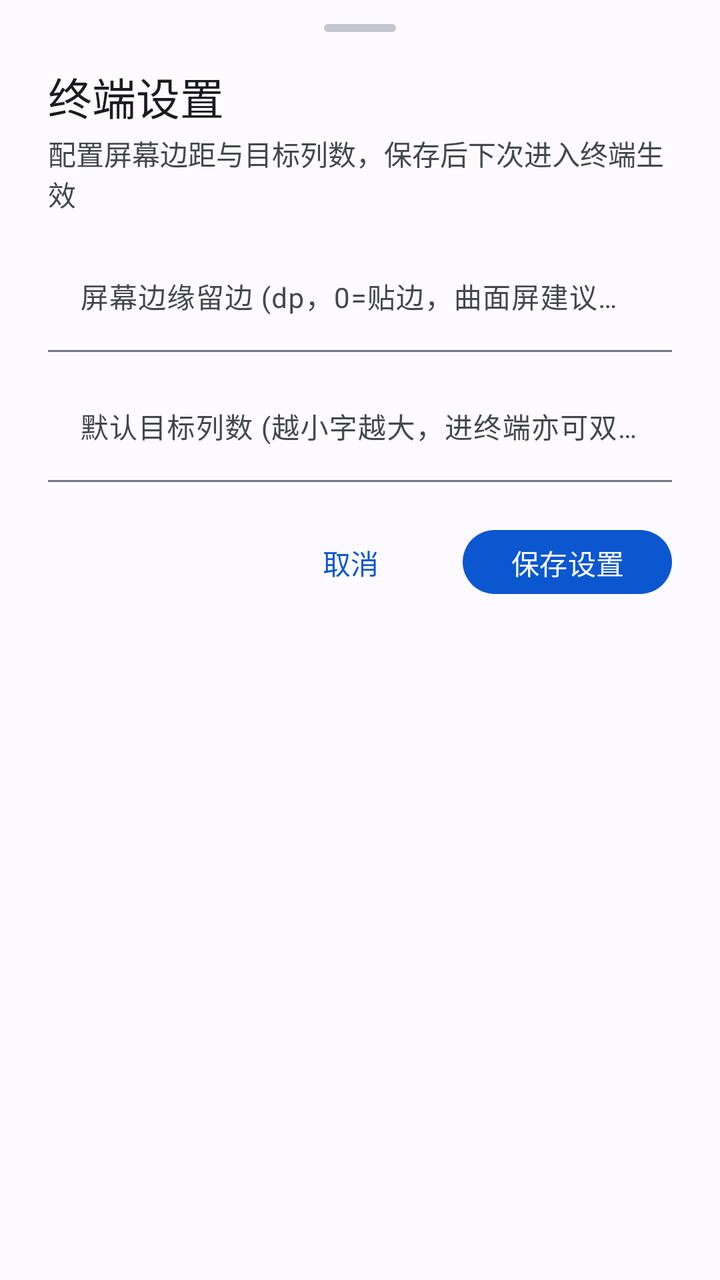
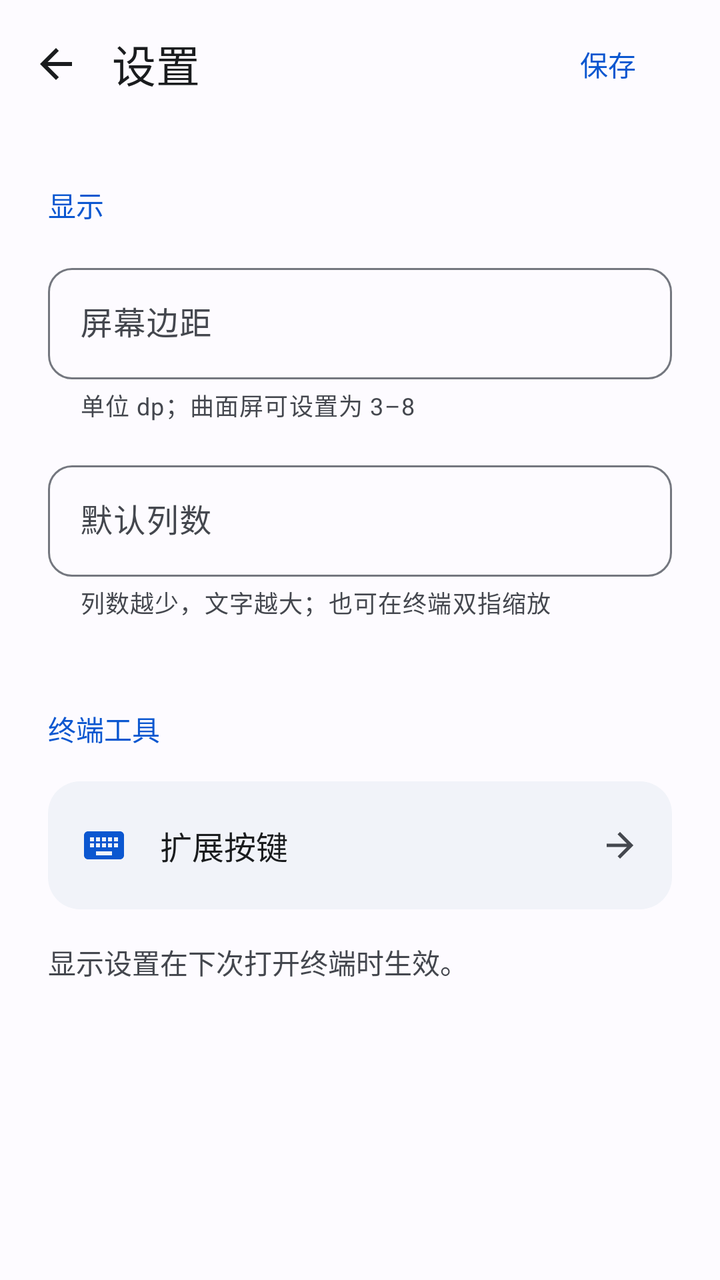

Before-and-after screenshots of an Android layout around one commit, followed by the original layout XML and the change that was made.
<!-- AndroidManifest.xml: application theme AppTheme -->
<!-- res/layout/dialog_settings.xml -->
<?xml version="1.0" encoding="utf-8"?>
<LinearLayout
    xmlns:android="http://schemas.android.com/apk/res/android"
    xmlns:app="http://schemas.android.com/apk/res-auto"
    android:layout_width="match_parent"
    android:layout_height="wrap_content"
    android:orientation="vertical"
    android:paddingStart="24dp"
    android:paddingTop="12dp"
    android:paddingEnd="24dp"
    android:paddingBottom="24dp">

    
    <View
        android:layout_width="36dp"
        android:layout_height="4dp"
        android:layout_gravity="center_horizontal"
        android:layout_marginBottom="16dp"
        android:background="@drawable/bg_drag_handle" />

    <TextView
        android:layout_width="match_parent"
        android:layout_height="wrap_content"
        android:text="终端设置"
        android:textColor="?attr/colorOnSurface"
        android:textSize="22sp"
        android:fontFamily="sans-serif-medium" />

    <TextView
        android:layout_width="match_parent"
        android:layout_height="wrap_content"
        android:layout_marginTop="2dp"
        android:layout_marginBottom="16dp"
        android:text="配置屏幕边距与目标列数，保存后下次进入终端生效"
        android:textColor="?attr/colorOnSurfaceVariant"
        android:textSize="14sp" />

    
    <com.google.android.material.textfield.TextInputLayout
        android:layout_width="match_parent"
        android:layout_height="wrap_content"
        android:layout_marginBottom="12dp"
        android:hint="屏幕边缘留边 (dp，0=贴边，曲面屏建议 3~8)"
        app:boxBackgroundMode="filled">

        <com.google.android.material.textfield.TextInputEditText
            android:id="@+id/et_settings_inset"
            android:layout_width="match_parent"
            android:layout_height="wrap_content"
            android:inputType="number"
            android:textColor="?attr/colorOnSurface"
            android:textSize="14sp" />
    </com.google.android.material.textfield.TextInputLayout>

    
    <com.google.android.material.textfield.TextInputLayout
        android:layout_width="match_parent"
        android:layout_height="wrap_content"
        android:hint="默认目标列数 (越小字越大，进终端亦可双指捏合缩放)"
        app:boxBackgroundMode="filled">

        <com.google.android.material.textfield.TextInputEditText
            android:id="@+id/et_settings_cols"
            android:layout_width="match_parent"
            android:layout_height="wrap_content"
            android:inputType="number"
            android:textColor="?attr/colorOnSurface"
            android:textSize="14sp" />
    </com.google.android.material.textfield.TextInputLayout>

    
    <LinearLayout
        android:layout_width="match_parent"
        android:layout_height="wrap_content"
        android:layout_marginTop="20dp"
        android:gravity="end"
        android:orientation="horizontal">

        <com.google.android.material.button.MaterialButton
            android:id="@+id/btn_cancel_settings"
            style="@style/Widget.Material3.Button.TextButton"
            android:layout_width="wrap_content"
            android:layout_height="40dp"
            android:text="取消" />

        <com.google.android.material.button.MaterialButton
            android:id="@+id/btn_save_settings"
            style="@style/Widget.Material3.Button"
            android:layout_width="wrap_content"
            android:layout_height="40dp"
            android:layout_marginStart="12dp"
            android:text="保存设置" />
    </LinearLayout>

</LinearLayout>
<!-- resources referenced by this layout -->
<resources>
  <!-- drawable bg_drag_handle (drawable) -->
  <?xml version="1.0" encoding="utf-8"?>
  <shape xmlns:android="http://schemas.android.com/apk/res/android"
      android:shape="rectangle">
      <corners android:radius="3dp" />
      <solid android:color="?attr/colorOutlineVariant" />
      <size android:width="36dp" android:height="4dp" />
  </shape>
  <style name="AppTheme" parent="Theme.Material3.DayNight.NoActionBar">
          <item name="colorPrimary">@color/md_theme_primary</item>
          <item name="colorOnPrimary">@color/md_theme_onPrimary</item>
          <item name="colorPrimaryContainer">@color/md_theme_primaryContainer</item>
          <item name="colorOnPrimaryContainer">@color/md_theme_onPrimaryContainer</item>
  
          <item name="colorSecondary">@color/md_theme_secondary</item>
          <item name="colorOnSecondary">@color/md_theme_onSecondary</item>
          <item name="colorSecondaryContainer">@color/md_theme_secondaryContainer</item>
          <item name="colorOnSecondaryContainer">@color/md_theme_onSecondaryContainer</item>
  
          <item name="colorTertiary">@color/md_theme_tertiary</item>
          <item name="colorOnTertiary">@color/md_theme_onTertiary</item>
          <item name="colorTertiaryContainer">@color/md_theme_tertiaryContainer</item>
          <item name="colorOnTertiaryContainer">@color/md_theme_onTertiaryContainer</item>
  
          <item name="colorError">@color/md_theme_error</item>
          <item name="colorOnError">@color/md_theme_onError</item>
          <item name="colorErrorContainer">@color/md_theme_errorContainer</item>
          <item name="colorOnErrorContainer">@color/md_theme_onErrorContainer</item>
  
          <item name="colorSurface">@color/md_theme_surface</item>
          <item name="colorOnSurface">@color/md_theme_onSurface</item>
          <item name="colorSurfaceVariant">@color/md_theme_surfaceVariant</item>
          <item name="colorOnSurfaceVariant">@color/md_theme_onSurfaceVariant</item>
          <item name="colorSurfaceContainerLowest">@color/md_theme_surfaceContainerLowest</item>
          <item name="colorSurfaceContainerLow">@color/md_theme_surfaceContainerLow</item>
          <item name="colorSurfaceContainer">@color/md_theme_surfaceContainer</item>
          <item name="colorSurfaceContainerHigh">@color/md_theme_surfaceContainerHigh</item>
          <item name="colorSurfaceContainerHighest">@color/md_theme_surfaceContainerHighest</item>
          <item name="colorOnBackground">@color/md_theme_onBackground</item>
          <item name="colorOutline">@color/md_theme_outline</item>
          <item name="colorOutlineVariant">@color/md_theme_outlineVariant</item>
  
          <item name="android:windowBackground">@color/md_theme_surface</item>
          <item name="android:statusBarColor">@android:color/transparent</item>
          <item name="android:navigationBarColor">@android:color/transparent</item>
  
          <item name="bottomSheetDialogTheme">@style/PixelBottomSheetDialogTheme</item>
          <item name="materialAlertDialogTheme">@style/PixelAlertDialogTheme</item>
      </style>
  <!-- unchanged entries left out for length: 33 -->
</resources>

<!-- the commit's change to res/layout/dialog_settings.xml (unified diff, before → after) -->
@@ -3,93 +3,140 @@
     xmlns:android="http://schemas.android.com/apk/res/android"
     xmlns:app="http://schemas.android.com/apk/res-auto"
     android:layout_width="match_parent"
-    android:layout_height="wrap_content"
+    android:layout_height="match_parent"
     android:orientation="vertical"
-    android:paddingStart="24dp"
-    android:paddingTop="12dp"
-    android:paddingEnd="24dp"
-    android:paddingBottom="24dp">
-
-    
-    <View
-        android:layout_width="36dp"
-        android:layout_height="4dp"
-        android:layout_gravity="center_horizontal"
-        android:layout_marginBottom="16dp"
-        android:background="@drawable/bg_drag_handle" />
-
-    <TextView
-        android:layout_width="match_parent"
-        android:layout_height="wrap_content"
-        android:text="终端设置"
-        android:textColor="?attr/colorOnSurface"
-        android:textSize="22sp"
-        android:fontFamily="sans-serif-medium" />
-
-    <TextView
-        android:layout_width="match_parent"
-        android:layout_height="wrap_content"
-        android:layout_marginTop="2dp"
-        android:layout_marginBottom="16dp"
-        android:text="配置屏幕边距与目标列数，保存后下次进入终端生效"
-        android:textColor="?attr/colorOnSurfaceVariant"
-        android:textSize="14sp" />
-
-    
-    <com.google.android.material.textfield.TextInputLayout
-        android:layout_width="match_parent"
-        android:layout_height="wrap_content"
-        android:layout_marginBottom="12dp"
-        android:hint="屏幕边缘留边 (dp，0=贴边，曲面屏建议 3~8)"
-        app:boxBackgroundMode="filled">
-
-        <com.google.android.material.textfield.TextInputEditText
-            android:id="@+id/et_settings_inset"
-            android:layout_width="match_parent"
-            android:layout_height="wrap_content"
-            android:inputType="number"
-            android:textColor="?attr/colorOnSurface"
-            android:textSize="14sp" />
-    </com.google.android.material.textfield.TextInputLayout>
-
-    
-    <com.google.android.material.textfield.TextInputLayout
-        android:layout_width="match_parent"
-        android:layout_height="wrap_content"
-        android:hint="默认目标列数 (越小字越大，进终端亦可双指捏合缩放)"
-        app:boxBackgroundMode="filled">
-
-        <com.google.android.material.textfield.TextInputEditText
-            android:id="@+id/et_settings_cols"
-            android:layout_width="match_parent"
-            android:layout_height="wrap_content"
-            android:inputType="number"
-            android:textColor="?attr/colorOnSurface"
-            android:textSize="14sp" />
-    </com.google.android.material.textfield.TextInputLayout>
-
-    
+    android:background="?attr/colorSurface"
+    android:fitsSystemWindows="true">
     <LinearLayout
         android:layout_width="match_parent"
         android:layout_height="wrap_content"
-        android:layout_marginTop="20dp"
-        android:gravity="end"
-        android:orientation="horizontal">
-
+        android:minHeight="64dp"
+        android:gravity="center_vertical"
+        android:paddingEnd="12dp">
+        <ImageButton
+            android:id="@+id/btn_cancel_settings"
+            android:layout_width="56dp"
+            android:layout_height="56dp"
+            android:background="?attr/selectableItemBackgroundBorderless"
+            android:padding="16dp"
+            android:src="@drawable/ic_arrow_back"
+            app:tint="?attr/colorOnSurface"
+            android:contentDescription="@string/navigate_back" />
+        <TextView
+            android:layout_width="0dp"
+            android:layout_height="wrap_content"
+            android:text="@string/settings_title"
+            android:textSize="22sp"
+            android:textColor="?attr/colorOnSurface"
+            android:id="@+id/tv_dialog_title"
+            android:layout_weight="1" />
         <com.google.android.material.button.MaterialButton
-            android:id="@+id/btn_cancel_settings"
+            android:id="@+id/btn_save_settings"
             style="@style/Widget.Material3.Button.TextButton"
             android:layout_width="wrap_content"
-            android:layout_height="40dp"
-            android:text="取消" />
-
-        <com.google.android.material.button.MaterialButton
-            android:id="@+id/btn_save_settings"
-            style="@style/Widget.Material3.Button"
-            android:layout_width="wrap_content"
-            android:layout_height="40dp"
-            android:layout_marginStart="12dp"
-            android:text="保存设置" />
+            android:layout_height="wrap_content"
+            android:minHeight="48dp"
+            android:text="@string/save" />
     </LinearLayout>
-
+    <androidx.core.widget.NestedScrollView
+        android:layout_width="match_parent"
+        android:layout_height="0dp"
+        android:layout_weight="1"
+        android:fillViewport="true"
+        android:clipToPadding="false">
+        <LinearLayout
+            android:layout_width="match_parent"
+            android:layout_height="wrap_content"
+            android:orientation="vertical"
+            android:paddingStart="24dp"
+            android:paddingEnd="24dp"
+            android:paddingBottom="32dp">
+            <TextView
+                android:layout_width="match_parent"
+                android:layout_height="wrap_content"
+                android:text="@string/settings_display"
+                android:textSize="14sp"
+                android:textColor="?attr/colorPrimary"
+                android:paddingTop="28dp"
+                android:paddingBottom="16dp"
+                android:fontFamily="sans-serif-medium" />
+            <com.google.android.material.textfield.TextInputLayout
+                style="@style/Widget.Baka.TextField"
+                android:layout_width="match_parent"
+                android:layout_height="wrap_content"
+                android:layout_marginBottom="16dp"
+                android:hint="@string/settings_inset"
+                app:helperText="@string/settings_inset_help">
+                <com.google.android.material.textfield.TextInputEditText
+                    android:id="@+id/et_settings_inset"
+                    android:layout_width="match_parent"
+                    android:layout_height="wrap_content"
+                    android:inputType="number"
+                    android:textSize="16sp" />
+            </com.google.android.material.textfield.TextInputLayout>
+            <com.google.android.material.textfield.TextInputLayout
+                style="@style/Widget.Baka.TextField"
+                android:layout_width="match_parent"
+                android:layout_height="wrap_content"
+                android:layout_marginBottom="16dp"
+                android:hint="@string/settings_columns"
+                app:helperText="@string/settings_columns_help">
+                <com.google.android.material.textfield.TextInputEditText
+                    android:id="@+id/et_settings_cols"
+                    android:layout_width="match_parent"
+                    android:layout_height="wrap_content"
+                    android:inputType="number"
+                    android:textSize="16sp" />
+            </com.google.android.material.textfield.TextInputLayout>
+            <TextView
+                android:layout_width="match_parent"
+                android:layout_height="wrap_content"
+                android:text="@string/settings_tools"
+                android:textSize="14sp"
+                android:textColor="?attr/colorPrimary"
+                android:paddingTop="28dp"
+                android:paddingBottom="16dp"
+                android:fontFamily="sans-serif-medium" />
+            <LinearLayout
+                android:id="@+id/settings_extra_keys"
+                android:layout_width="match_parent"
+                android:layout_height="wrap_content"
+                android:minHeight="64dp"
+                android:layout_marginBottom="16dp"
+                android:background="@drawable/bg_setting_row"
+                android:foreground="?attr/selectableItemBackground"
+                android:clickable="true"
+                android:focusable="true"
+                android:gravity="center_vertical"
+                android:padding="16dp">
+                <ImageView
+                    android:layout_width="24dp"
+                    android:layout_height="24dp"
+                    android:src="@drawable/ic_keyboard"
+                    app:tint="?attr/colorPrimary"
+                    android:contentDescription="@null" />
+                <TextView
+                    android:layout_width="0dp"
+                    android:layout_height="wrap_content"
+                    android:text="@string/extra_keys_title"
+                    android:textSize="16sp"
+                    android:textColor="?attr/colorOnSurface"
+                    android:id="@+id/settings_extra_keys_label"
+                    android:layout_weight="1"
+                    android:layout_marginStart="16dp" />
+                <ImageView
+                    android:layout_width="20dp"
+                    android:layout_height="20dp"
+                    android:src="@drawable/ic_arrow_forward"
+                    app:tint="?attr/colorOnSurfaceVariant"
+                    android:contentDescription="@null" />
+            </LinearLayout>
+            <TextView
+                android:layout_width="match_parent"
+                android:layout_height="wrap_content"
+                android:text="@string/settings_apply_help"
+                android:textSize="14sp"
+                android:textColor="?attr/colorOnSurfaceVariant" />
+        </LinearLayout>
+    </androidx.core.widget.NestedScrollView>
 </LinearLayout>
<!-- resource entries referenced after the edit -->
@@ -1,14 +1,48 @@
 <!-- resources referenced by this layout -->
 <resources>
-  <!-- drawable bg_drag_handle (drawable) -->
-  <?xml version="1.0" encoding="utf-8"?>
-  <shape xmlns:android="http://schemas.android.com/apk/res/android"
-      android:shape="rectangle">
-      <corners android:radius="3dp" />
-      <solid android:color="?attr/colorOutlineVariant" />
-      <size android:width="36dp" android:height="4dp" />
-  </shape>
-  <style name="AppTheme" parent="Theme.Material3.DayNight.NoActionBar">
+  <!-- drawable bg_setting_row (drawable) -->
+  <shape xmlns:android="http://schemas.android.com/apk/res/android" xmlns:app="http://schemas.android.com/apk/res-auto"><solid android:color="?attr/colorSurfaceContainer"/><corners android:radius="16dp"/></shape>
+  <!-- drawable ic_arrow_back (drawable) -->
+  <vector xmlns:android="http://schemas.android.com/apk/res/android" xmlns:app="http://schemas.android.com/apk/res-auto" android:width="24dp" android:height="24dp" android:viewportWidth="24" android:viewportHeight="24"><path android:fillColor="#FFFFFFFF" android:pathData="M20,11H7.83l5.59,-5.59L12,4l-8,8 8,8 1.42,-1.41L7.83,13H20z"/></vector>
+  <!-- drawable ic_arrow_forward (drawable) -->
+  <vector xmlns:android="http://schemas.android.com/apk/res/android"
+      android:width="24dp"
+      android:height="24dp"
+      android:viewportWidth="24"
+      android:viewportHeight="24">
+      <path
+          android:fillColor="@color/md_theme_onSurfaceVariant"
+          android:pathData="M12,4l-1.41,1.41L16.17,11H4v2h12.17l-5.58,5.59L12,20l8,-8z" />
+  </vector>
+  <!-- drawable ic_keyboard (drawable) -->
+  <vector xmlns:android="http://schemas.android.com/apk/res/android"
+      android:width="24dp"
+      android:height="24dp"
+      android:viewportWidth="24"
+      android:viewportHeight="24">
+      <path
+          android:fillColor="@color/md_theme_onSurfaceVariant"
+          android:pathData="M20,5H4C2.9,5 2,5.9 2,7v10c0,1.1 0.9,2 2,2h16c1.1,0 2,-0.9 2,-2V7C22,5.9 21.1,5 20,5zM11,8h2v2h-2V8zM11,11h2v2h-2V11zM8,8h2v2H8V8zM8,11h2v2H8V11zM7,13H5v-2h2V13zM7,10H5V8h2V10zM16,17H8v-2h8V17zM16,13h-2v-2h2V13zM16,10h-2V8h2V10zM19,13h-2v-2h2V13zM19,10h-2V8h2V10z" />
+  </vector>
+  <string name="extra_keys_title">扩展按键</string>
+  <string name="navigate_back">返回</string>
+  <string name="save">保存</string>
+  <string name="settings_apply_help">显示设置在下次打开终端时生效。</string>
+  <string name="settings_columns">默认列数</string>
+  <string name="settings_columns_help">列数越少，文字越大；也可在终端双指缩放</string>
+  <string name="settings_display">显示</string>
+  <string name="settings_inset">屏幕边距</string>
+  <string name="settings_inset_help">单位 dp；曲面屏可设置为 3–8</string>
+  <string name="settings_title">设置</string>
+  <string name="settings_tools">终端工具</string>
+  <style name="Widget.Baka.TextField" parent="Widget.Material3.TextInputLayout.OutlinedBox">
+          <item name="boxCornerRadiusTopStart">12dp</item>
+          <item name="boxCornerRadiusTopEnd">12dp</item>
+          <item name="boxCornerRadiusBottomStart">12dp</item>
+          <item name="boxCornerRadiusBottomEnd">12dp</item>
+      </style>
+  <style name="AppTheme" parent="BaseAppTheme" />
+  <style name="BaseAppTheme" parent="Theme.Material3.DayNight.NoActionBar">
           <item name="colorPrimary">@color/md_theme_primary</item>
           <item name="colorOnPrimary">@color/md_theme_onPrimary</item>
           <item name="colorPrimaryContainer">@color/md_theme_primaryContainer</item>
@@ -42,13 +76,15 @@
           <item name="colorOutline">@color/md_theme_outline</item>
           <item name="colorOutlineVariant">@color/md_theme_outlineVariant</item>
   
-          <item name="android:windowBackground">@color/md_theme_surface</item>
+          <item name="android:windowLightStatusBar">@bool/light_system_bars</item>
+          <item name="android:windowBackground">?attr/colorSurface</item>
           <item name="android:statusBarColor">@android:color/transparent</item>
-          <item name="android:navigationBarColor">@android:color/transparent</item>
+          <item name="android:navigationBarColor">@color/term_surface</item>
   
           <item name="bottomSheetDialogTheme">@style/PixelBottomSheetDialogTheme</item>
           <item name="materialAlertDialogTheme">@style/PixelAlertDialogTheme</item>
       </style>
+  <color name="term_surface">#111318</color>
   <!-- unchanged entries left out for length: 33 -->
 </resources>
 
